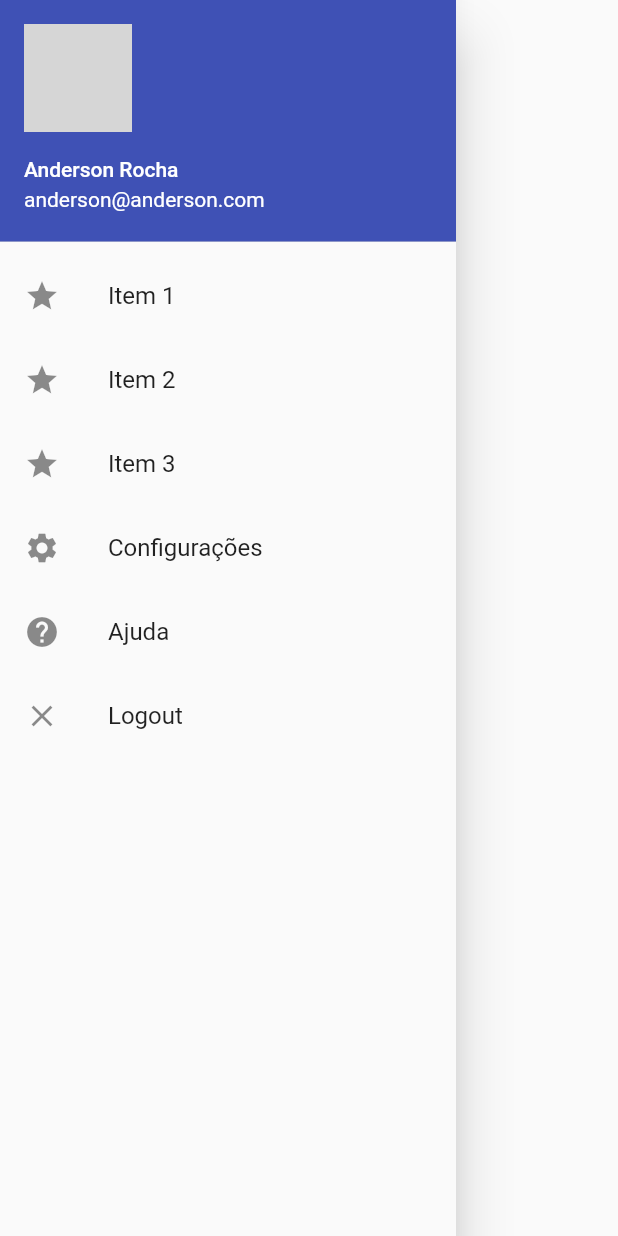
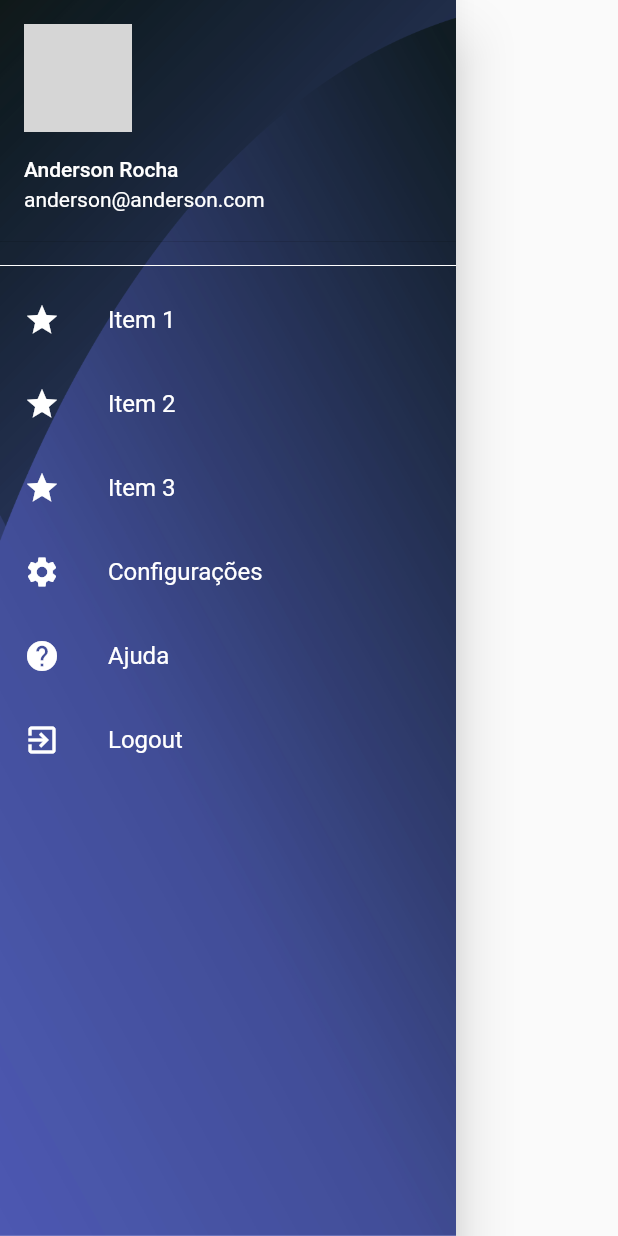
Before and after one commit to Ancora/ancora_filmes, a Flutter app: the DrawerMenu widget shown alone on an empty page, opened directly, on a phone screen of 412 x 824 dp. Run offline on Flutter 3.47's test engine with Material 2 defaults, Android fonts, the phone set to English and light mode, and no system bars; our stand-ins replace rxdart, sqflite; missing offline and left inert: bloc_pattern, flutter_auth_buttons; accounts and stored records are empty; network calls fail; grey boxes are pictures that could not be loaded.

Commit message:
Colocar imagem de bg no drawer e homepage.

```diff
--- a/lib/favoritos/favoritos_bloc.dart
+++ b/lib/favoritos/favoritos_bloc.dart
@@ -16,7 +16,7 @@ class FavoritosBloc extends SimpleBloc<List<Movie>> {
 
       return movies;
     } catch (error, exception) {
-      //print("$error - $exception");
+      print("$error - $exception");
 
       addError("Nenhum filme nos favoritos.");
     }
--- a/lib/home/drawer.dart
+++ b/lib/home/drawer.dart
@@ -1,3 +1,4 @@
+import 'package:ancorafilmes/widgets/bg_login.dart';
 import 'package:flutter/material.dart';
 import 'package:ancorafilmes/login/login_page.dart';
 import 'package:ancorafilmes/utils/nav.dart';
@@ -7,7 +8,109 @@ class DrawerMenu extends StatelessWidget {
   Widget build(BuildContext context) {
     return SafeArea(
       child: Drawer(
-        child: ListView(
+        child: Stack(
+          fit: StackFit.expand,
+          children: <Widget>[
+            BgLogin(),
+            ListView(
+              children: <Widget>[
+                UserAccountsDrawerHeader(
+                  decoration: BoxDecoration(
+                    color: Colors.transparent,
+                  ),
+                  accountName: Text("Anderson Rocha"),
+                  accountEmail: Text("anderson@anderson.com"),
+                  currentAccountPicture: CircleAvatar(
+                    backgroundImage: NetworkImage(
+                      "https://img-a.udemycdn.com/user/50x50/39336524_a89c.jpg",
+                    ),
+                  ),
+                ),
+                Divider(
+                  color: Colors.white,
+                ),
+                ListTile(
+                  onTap: () {
+                    print("Item 1");
+                  },
+                  title: Text(
+                    "Item 1",
+                    style: TextStyle(color: Colors.white),
+                  ),
+                  leading: Icon(
+                    Icons.star,
+                    color: Colors.white,
+                  ),
+                ),
+                ListTile(
+                  onTap: () {
+                    print("Item 2");
+                  },
+                  title: Text(
+                    "Item 2",
+                    style: TextStyle(color: Colors.white),
+                  ),
+                  leading: Icon(
+                    Icons.star,
+                    color: Colors.white,
+                  ),
+                ),
+                ListTile(
+                  onTap: () {
+                    print("Item 3");
+                  },
+                  title: Text(
+                    "Item 3",
+                    style: TextStyle(color: Colors.white),
+                  ),
+                  leading: Icon(
+                    Icons.star,
+                    color: Colors.white,
+                  ),
+                ),
+                ListTile(
+                  onTap: () {
+                    print("Configurações");
+                  },
+                  title: Text(
+                    "Configurações",
+                    style: TextStyle(color: Colors.white),
+                  ),
+                  leading: Icon(
+                    Icons.settings,
+                    color: Colors.white,
+                  ),
+                ),
+                ListTile(
+                  onTap: () {
+                    print("Ajuda");
+                  },
+                  title: Text(
+                    "Ajuda",
+                    style: TextStyle(color: Colors.white),
+                  ),
+                  leading: Icon(
+                    Icons.help,
+                    color: Colors.white,
+                  ),
+                ),
+                ListTile(
+                  onTap: () {
+                    _logout(context);
+                  },
+                  title: Text(
+                    "Logout",
+                    style: TextStyle(color: Colors.white),
+                  ),
+                  leading: Icon(
+                    Icons.exit_to_app,
+                    color: Colors.white,
+                  ),
+                )
+              ],
+            ),
+          ],
+          /* child: ListView(
             children: <Widget>[
               UserAccountsDrawerHeader(
                 accountName: Text("Anderson Rocha"),
@@ -61,6 +164,7 @@ class DrawerMenu extends StatelessWidget {
                 leading: Icon(Icons.close),
               )
             ],
+          ), */
         ),
       ),
     );
--- a/lib/home/home_page.dart
+++ b/lib/home/home_page.dart
@@ -1,5 +1,6 @@
 import 'package:ancorafilmes/favoritos/favoritos_bloc.dart';
 import 'package:ancorafilmes/favoritos/tab_favoritos.dart';
+import 'package:ancorafilmes/widgets/bg_login.dart';
 import 'package:bloc_pattern/bloc_pattern.dart';
 import 'package:flutter/material.dart';
 import 'package:ancorafilmes/home/drawer.dart';
@@ -54,13 +55,26 @@ class _HomePageState extends State<HomePage>
             ],
           ),
         ),
-        body: TabBarView(
+        body: Stack(
+          fit: StackFit.expand,
+          children: <Widget>[
+            BgLogin(),
+            TabBarView(
+              controller: tabController,
+              children: [
+                TabMovies(),
+                TabFavoritos(),
+              ],
+            ),
+          ],
+        ),
+        /* body: TabBarView(
           controller: tabController,
           children: [
             TabMovies(),
             TabFavoritos(),
           ],
-        ),
+        ), */
         drawer: DrawerMenu(),
       ),
     );
--- a/lib/login/login_api.dart
+++ b/lib/login/login_api.dart
@@ -45,7 +45,7 @@ class LoginApi {
 
       return GenericResponse(true, msg: r.msg, result: r);
     } catch(error, stacktrace) {
-      //print("Login error: $error - $stacktrace");
+      print("Login error: $error - $stacktrace");
 
       return GenericResponse(false, msg: "Não foi possível fazer o login");
     }
--- a/lib/main.dart
+++ b/lib/main.dart
@@ -10,7 +10,6 @@ class MyApp extends StatelessWidget {
     return BlocProvider(
       blocs: [],
       child: MaterialApp(
-        title: 'Flutter Demo',
         debugShowCheckedModeBanner: false,
         theme: ThemeData(
           primarySwatch: Colors.indigo,
```
Lines whose indentation alone changed are shown as unchanged.
